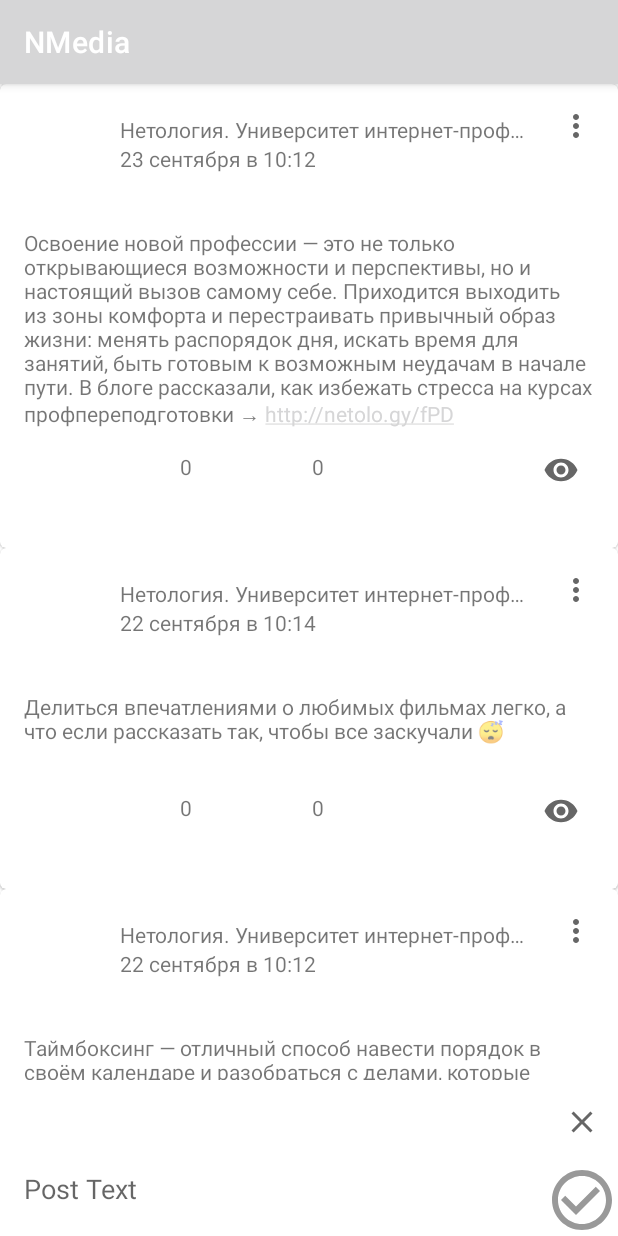
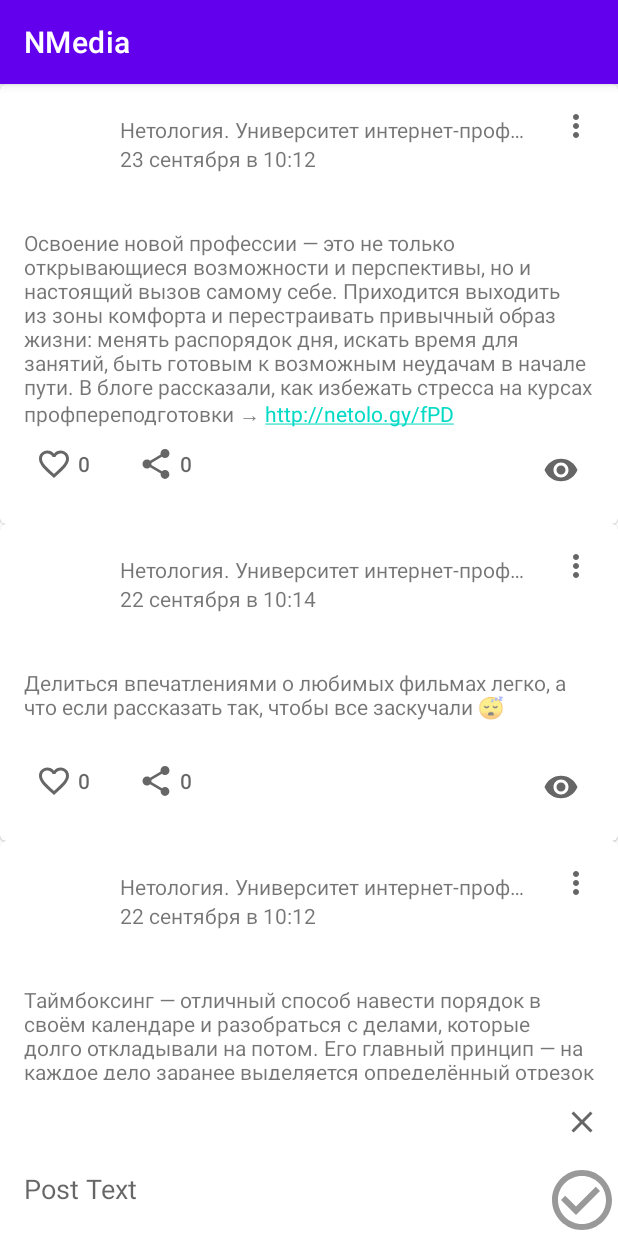
Before and after one commit to IvanKlim1/HomeworkAndroid, an Android app: the screen it shows after launch (MainActivity), on a phone screen of 412 x 824 dp. Run offline under Robolectric (Android 15) with nearby library versions, the phone set to English and light mode, and no system bars.

Commit message:
Help me with Share click

```diff
--- a/app/src/main/java/ru/netology/nmedia/adapter/PostsAdapter.kt
+++ b/app/src/main/java/ru/netology/nmedia/adapter/PostsAdapter.kt
@@ -53,9 +53,7 @@ class PostViewHolder(
             author.text = post.author
             published.text = post.published
             content.text = post.content
-            like.setImageResource(
-                if (post.likedByMe) R.drawable.ic_liked_24 else R.drawable.ic_like_24
-            )
+            like.isChecked=post.likedByMe
             menu.setOnClickListener {
                 PopupMenu(it.context, it).apply {
                     inflate(R.menu.options_post)
@@ -75,8 +73,8 @@ class PostViewHolder(
                     }
                 }.show()
             }
-            likeCount.text = countFormat(post.likes)
-            repostCount.text = countFormat(post.reposts)
+            like.text = countFormat(post.likes)
+            repost.text = countFormat(post.reposts)
             like.setOnClickListener {
                 onInteractionListener.liked(post)
             }
--- /dev/null
+++ b/app/src/main/res/color/share_checkbox_tint.xml
@@ -0,0 +1,5 @@
+<?xml version="1.0" encoding="utf-8"?>
+<selector xmlns:android="http://schemas.android.com/apk/res/android">
+    <item android:color="#6200EE" android:state_checked="true" />
+    <item android:color="?attr/colorControlNormal" />
+</selector>
--- a/app/src/main/res/drawable/ic_baseline_share_24.xml
+++ b/app/src/main/res/drawable/ic_baseline_share_24.xml
@@ -3,7 +3,7 @@
     android:height="24dp"
     android:viewportWidth="24"
     android:viewportHeight="24"
-    android:tint="?attr/colorControlNormal">
+    android:tint="#999999">
   <path
       android:fillColor="@android:color/white"
       android:pathData="M18,16.08c-0.76,0 -1.44,0.3 -1.96,0.77L8.91,12.7c0.05,-0.23 0.09,-0.46 0.09,-0.7s-0.04,-0.47 -0.09,-0.7l7.05,-4.11c0.54,0.5 1.25,0.81 2.04,0.81 1.66,0 3,-1.34 3,-3s-1.34,-3 -3,-3 -3,1.34 -3,3c0,0.24 0.04,0.47 0.09,0.7L8.04,9.81C7.5,9.31 6.79,9 6,9c-1.66,0 -3,1.34 -3,3s1.34,3 3,3c0.79,0 1.5,-0.31 2.04,-0.81l7.12,4.16c-0.05,0.21 -0.08,0.43 -0.08,0.65 0,1.61 1.31,2.92 2.92,2.92 1.61,0 2.92,-1.31 2.92,-2.92s-1.31,-2.92 -2.92,-2.92z"/>
--- /dev/null
+++ b/app/src/main/res/drawable/ic_filled_share_24.xml
@@ -0,0 +1,10 @@
+<vector xmlns:android="http://schemas.android.com/apk/res/android"
+    android:width="24dp"
+    android:height="24dp"
+    android:viewportWidth="24"
+    android:viewportHeight="24"
+    android:tint="#999999">
+    <path
+        android:fillColor="@android:color/white"
+        android:pathData="M18,16.08c-0.76,0 -1.44,0.3 -1.96,0.77L8.91,12.7c0.05,-0.23 0.09,-0.46 0.09,-0.7s-0.04,-0.47 -0.09,-0.7l7.05,-4.11c0.54,0.5 1.25,0.81 2.04,0.81 1.66,0 3,-1.34 3,-3s-1.34,-3 -3,-3 -3,1.34 -3,3c0,0.24 0.04,0.47 0.09,0.7L8.04,9.81C7.5,9.31 6.79,9 6,9c-1.66,0 -3,1.34 -3,3s1.34,3 3,3c0.79,0 1.5,-0.31 2.04,-0.81l7.12,4.16c-0.05,0.21 -0.08,0.43 -0.08,0.65 0,1.61 1.31,2.92 2.92,2.92 1.61,0 2.92,-1.31 2.92,-2.92s-1.31,-2.92 -2.92,-2.92z"/>
+</vector>
--- /dev/null
+++ b/app/src/main/res/drawable/ic_outlined_share_24.xml
@@ -0,0 +1,10 @@
+<vector xmlns:android="http://schemas.android.com/apk/res/android"
+    android:width="24dp"
+    android:height="24dp"
+    android:viewportWidth="24"
+    android:viewportHeight="24"
+    android:tint="#6200EE">
+    <path
+        android:fillColor="@android:color/white"
+        android:pathData="M18,16.08c-0.76,0 -1.44,0.3 -1.96,0.77L8.91,12.7c0.05,-0.23 0.09,-0.46 0.09,-0.7s-0.04,-0.47 -0.09,-0.7l7.05,-4.11c0.54,0.5 1.25,0.81 2.04,0.81 1.66,0 3,-1.34 3,-3s-1.34,-3 -3,-3 -3,1.34 -3,3c0,0.24 0.04,0.47 0.09,0.7L8.04,9.81C7.5,9.31 6.79,9 6,9c-1.66,0 -3,1.34 -3,3s1.34,3 3,3c0.79,0 1.5,-0.31 2.04,-0.81l7.12,4.16c-0.05,0.21 -0.08,0.43 -0.08,0.65 0,1.61 1.31,2.92 2.92,2.92 1.61,0 2.92,-1.31 2.92,-2.92s-1.31,-2.92 -2.92,-2.92z"/>
+</vector>
--- /dev/null
+++ b/app/src/main/res/drawable/ic_share_24dp.xml
@@ -0,0 +1,12 @@
+<?xml version="1.0" encoding="utf-8"?>
+<selector xmlns:android="http://schemas.android.com/apk/res/android">
+    <!-- бывший ic_share -->
+    <item
+        android:drawable="@drawable/ic_outlined_share_24"
+        android:state_checked="true"
+        />
+    <!-- fallback для всех остальных состояний -->
+    <item
+        android:drawable="@drawable/ic_filled_share_24"
+        />
+</selector>
--- a/app/src/main/res/layout/card_post.xml
+++ b/app/src/main/res/layout/card_post.xml
@@ -91,45 +91,30 @@
             android:id="@+id/like"
             android:layout_width="wrap_content"
             android:layout_height="wrap_content"
-        android:background="@android:color/transparent"
-        android:layout_marginTop="@dimen/common_spacing"
+            android:checkable="true"
+            android:contentDescription="@string/description_post_like"
             app:layout_constraintStart_toStartOf="parent"
-        app:layout_constraintTop_toTopOf="@+id/barrierTwo"
-        app:srcCompat="@drawable/ic_baseline_favorite_border_24"
-        tools:ignore="VectorDrawableCompat" />
-    <TextView
-        android:id="@+id/likeCount"
-        android:layout_width="0dp"
-        android:layout_height="wrap_content"
-        android:layout_marginStart="@dimen/common_spacing"
-        android:layout_marginEnd="@dimen/common_spacing"
-        android:layout_marginTop="@dimen/common_spacing"
-        app:layout_constraintTop_toTopOf="@+id/barrierTwo"
-        app:layout_constraintStart_toEndOf="@+id/like"
-        tools:text="@sample/posts.json/data/like" />
+            app:layout_constraintTop_toBottomOf="@id/barrierTwo"
+            app:icon="@drawable/ic_like_24dp"
+            tools:checked="@sample/posts.json/data/likedByMe"
+            tools:text="@sample/posts.json/data/like"
+            style="@style/Widget.AppTheme.LikeButton"
+            />
         <com.google.android.material.button.MaterialButton
             android:id="@+id/repost"
             android:layout_width="wrap_content"
             android:layout_height="wrap_content"
             android:layout_marginStart="@dimen/common_spacing"
-        android:layout_marginEnd="@dimen/common_spacing"
-        android:background="@android:color/transparent"
-        android:layout_marginTop="@dimen/common_spacing"
-        app:layout_constraintTop_toTopOf="@+id/barrierTwo"
-        app:layout_constraintStart_toEndOf="@+id/likeCount"
-        app:srcCompat="@drawable/ic_baseline_share_24"
-        style="@style/Widget.AppTheme.LikeButton"
-        tools:ignore="VectorDrawableCompat" />
-    <TextView
-        android:id="@+id/repostCount"
-        android:layout_width="0dp"
-        android:layout_height="wrap_content"
-        android:layout_marginTop="@dimen/common_spacing"
-        android:layout_marginStart="@dimen/common_spacing"
-        android:layout_marginEnd="@dimen/common_spacing"
-        app:layout_constraintTop_toTopOf="@+id/barrierTwo"
-        app:layout_constraintStart_toEndOf="@+id/repost"
-        tools:text="@sample/posts.json/data/repost" />
+            android:checkable="true"
+            android:contentDescription="@string/description_post_share"
+            android:layout_marginLeft="@dimen/common_spacing"
+            app:layout_constraintStart_toEndOf="@+id/like"
+            app:layout_constraintTop_toBottomOf="@id/barrierTwo"
+            app:icon="@drawable/ic_share_24dp"
+            tools:checked="@sample/posts.json/data/sharedByMe"
+            tools:text="@sample/posts.json/data/repost"
+            style="@style/Widget.AppTheme.ShareButton"
+            />
     <TextView
         android:id="@+id/viewingCount"
         android:layout_width="0dp"
--- a/app/src/main/res/values-night/themes.xml
+++ b/app/src/main/res/values-night/themes.xml
@@ -1,16 +1,9 @@
 <resources xmlns:tools="http://schemas.android.com/tools">
     <!-- Base application theme. -->
     <style name="Theme.NMedia" parent="Theme.MaterialComponents.DayNight.DarkActionBar">
-        <!-- Primary brand color. -->
-        <item name="colorPrimary">@color/purple_200</item>
-        <item name="colorPrimaryVariant">@color/purple_700</item>
-        <item name="colorOnPrimary">@color/black</item>
-        <!-- Secondary brand color. -->
-        <item name="colorSecondary">@color/teal_200</item>
-        <item name="colorSecondaryVariant">@color/teal_200</item>
-        <item name="colorOnSecondary">@color/black</item>
-        <!-- Status bar color. -->
+        <item name="colorPrimary">@color/colorPrimary</item>
+        <item name="colorPrimaryVariant">@color/colorPrimaryDark</item>
+        <item name="colorOnPrimary">@color/colorAccent</item>
         <item name="android:statusBarColor" tools:targetApi="l">?attr/colorPrimaryVariant</item>
-        <!-- Customize your theme here. -->
     </style>
 </resources>
--- a/app/src/main/res/values/styles.xml
+++ b/app/src/main/res/values/styles.xml
@@ -1,4 +1,4 @@
-<resources>
+<resources xmlns:tools="http://schemas.android.com/tools">
     <!-- Base application theme. -->
     <style name="AppTheme" parent="Theme.MaterialComponents.DayNight.DarkActionBar">
         <!-- Customize your theme here. -->
@@ -9,7 +9,7 @@
 
     <style name="Widget.AppTheme.LikeCheckBox" parent="Widget.MaterialComponents.CompoundButton.CheckBox">
         <item name="buttonTint">@color/like_checkbox_tint</item>
-        <item name="android:paddingStart">@dimen/icon_button_padding</item>
+        <item name="android:paddingStart" tools:targetApi="jelly_bean_mr1">@dimen/icon_button_padding</item>
     </style>
 
     <style name="Widget.AppTheme.LikeButton" parent="Widget.MaterialComponents.Button.TextButton.Icon">
@@ -17,5 +17,10 @@
         <item name="android:minWidth">@dimen/icon_button_min_size</item>
         <item name="android:minHeight">@dimen/icon_button_min_size</item>
     </style>
+    <style name="Widget.AppTheme.ShareButton" parent="Widget.MaterialComponents.Button.TextButton.Icon">
+        <item name="iconTint">@color/share_checkbox_tint</item>
+        <item name="android:minWidth">@dimen/icon_button_min_size</item>
+        <item name="android:minHeight">@dimen/icon_button_min_size</item>
+    </style>
 
 </resources>
--- a/app/src/main/res/values/themes.xml
+++ b/app/src/main/res/values/themes.xml
@@ -2,14 +2,9 @@
     <!-- Base application theme. -->
     <style name="Theme.NMedia" parent="Theme.MaterialComponents.DayNight.DarkActionBar">
         <!-- Primary brand color. -->
-        <item name="colorPrimary">@color/purple_500</item>
-        <item name="colorPrimaryVariant">@color/purple_700</item>
-        <item name="colorOnPrimary">@color/white</item>
-        <!-- Secondary brand color. -->
-        <item name="colorSecondary">@color/teal_200</item>
-        <item name="colorSecondaryVariant">@color/teal_700</item>
-        <item name="colorOnSecondary">@color/black</item>
-        <!-- Status bar color. -->
+        <item name="colorPrimary">@color/colorPrimary</item>
+        <item name="colorPrimaryVariant">@color/colorPrimaryDark</item>
+        <item name="colorOnPrimary">@color/colorAccent</item>
         <item name="android:statusBarColor" tools:targetApi="l">?attr/colorPrimaryVariant</item>
         <!-- Customize your theme here. -->
     </style>
--- a/build.gradle
+++ b/build.gradle
@@ -6,7 +6,7 @@ buildscript {
         mavenCentral()
     }
     dependencies {
-        classpath "com.android.tools.build:gradle:4.2.1"
+        classpath 'com.android.tools.build:gradle:4.2.2'
         classpath "org.jetbrains.kotlin:kotlin-gradle-plugin:$kotlin_version"
 
         // NOTE: Do not place your application dependencies here; they belong
```
Also changed, not shown: 1 other file. Lines whose indentation alone changed are shown as unchanged.
